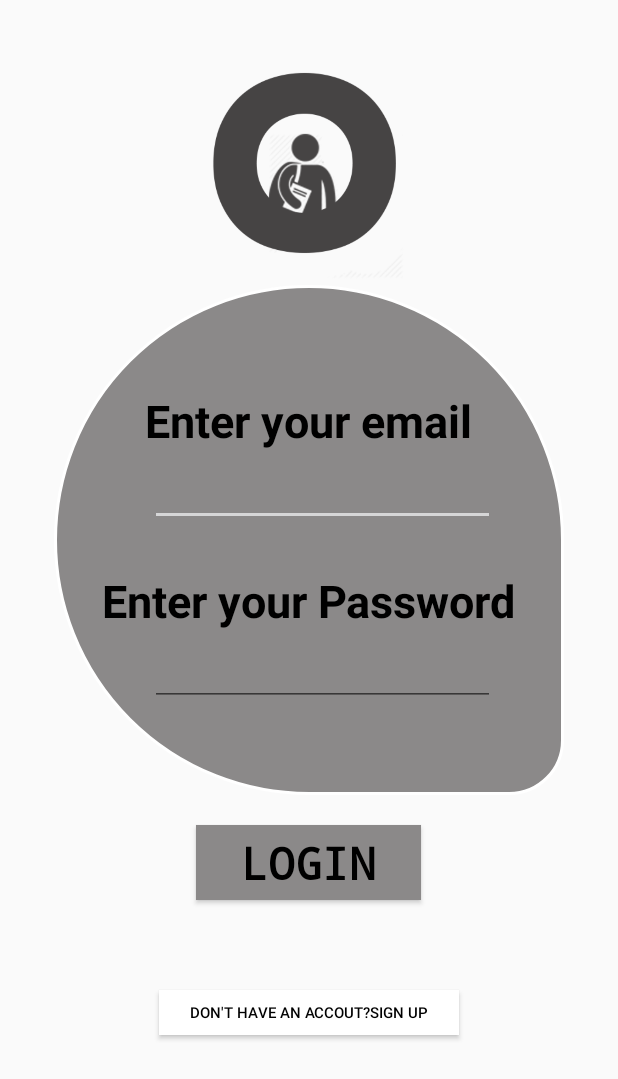
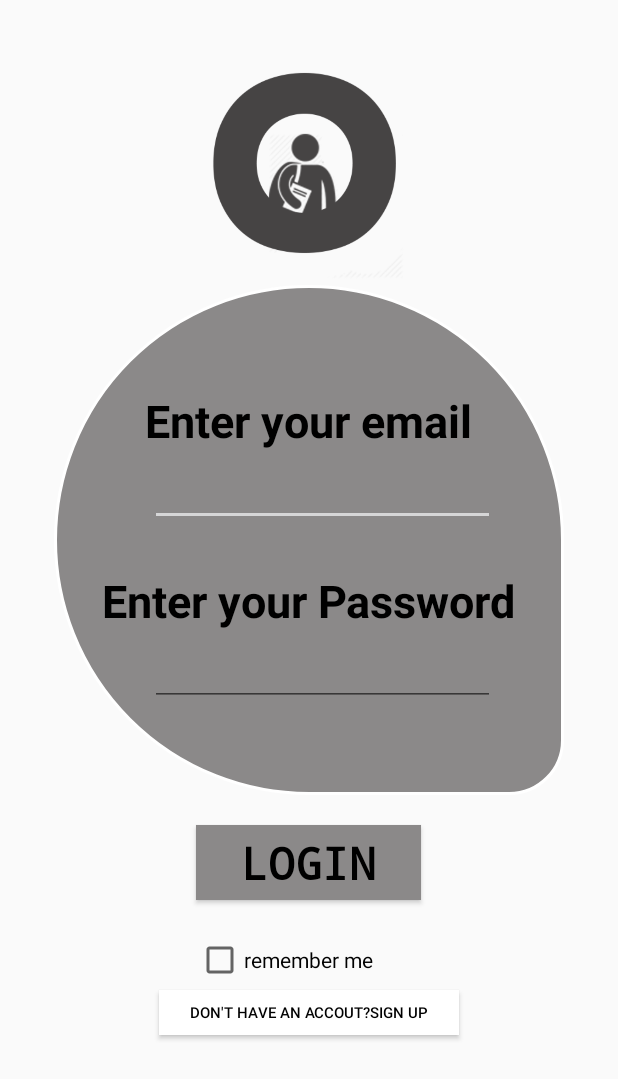
Before and after one commit to kanikaaggar16/collegiate-android, an Android app: the screen it shows after launch once a user with an empty profile is signed in (MainActivity), on a phone screen of 412 x 824 dp. Shown: the top 1079 px of the screen. Run offline under Robolectric (Android 15) with nearby library versions, the phone set to English and light mode, and no system bars; our stand-ins replace Firebase (no records; nobody signed in at launch, a user with empty details on screens opened directly).

Commit message:
remember me splash screen

```diff
--- a/app/src/main/java/com/example/demo/collegiate/Splash_Screen.java
+++ b/app/src/main/java/com/example/demo/collegiate/Splash_Screen.java
@@ -11,11 +11,15 @@ import android.view.animation.AnimationUtils;
 import android.widget.ImageView;
 import android.widget.TextView;
 
+import com.google.firebase.auth.FirebaseAuth;
+import com.google.firebase.auth.FirebaseUser;
+
 public class Splash_Screen extends AppCompatActivity {
     private ImageView logo;
 
     long SPLASH_TIMEOUT=4000;
     Thread thread;
+    FirebaseAuth firebaseAuth;
 
 
 /*
@@ -26,14 +30,24 @@ public class Splash_Screen extends AppCompatActivity {
         super.onCreate(savedInstanceState);
         setContentView(R.layout.activity_splash__screen);
 
+        firebaseAuth = FirebaseAuth.getInstance();
+        final FirebaseUser firebaseUser = firebaseAuth.getCurrentUser();
+
         thread= new Thread(new Runnable() {
             @Override
             public void run() {
                 try{
                     Thread.sleep(SPLASH_TIMEOUT);
-                    Intent i = new Intent(Splash_Screen.this, MainActivity.class);
-                    startActivity(i);
-                    finish();
+                    if (firebaseUser != null){
+                        Intent i = new Intent(Splash_Screen.this, course.class);
+                        startActivity(i);
+                        finish();
+                    }else {
+                        Intent i = new Intent(Splash_Screen.this, MainActivity.class);
+                        startActivity(i);
+                        finish();
+                    }
+
 
                 }
                 catch (InterruptedException e)
--- a/app/src/main/res/layout/activity_main.xml
+++ b/app/src/main/res/layout/activity_main.xml
@@ -52,6 +52,7 @@
         android:layout_width="230dp"
         android:layout_height="50dp"
         android:id="@+id/edit_text2"
+        android:inputType="textPassword"
         android:layout_marginLeft="100dp"
         android:layout_below="@+id/tpassword"
         />
@@ -67,6 +68,13 @@
         android:textColor="#000000"
         android:background="#8b8989"
         android:layout_centerHorizontal="true"/>
+    <CheckBox
+        android:layout_width="150dp"
+        android:layout_height="40dp"
+        android:id="@+id/rememberMe"
+        android:text="remember me"
+        android:layout_marginTop="620dp"
+        android:layout_centerHorizontal="true"/>
       <Button
         android:layout_width="200dp"
         android:id="@+id/sign_up"
```
